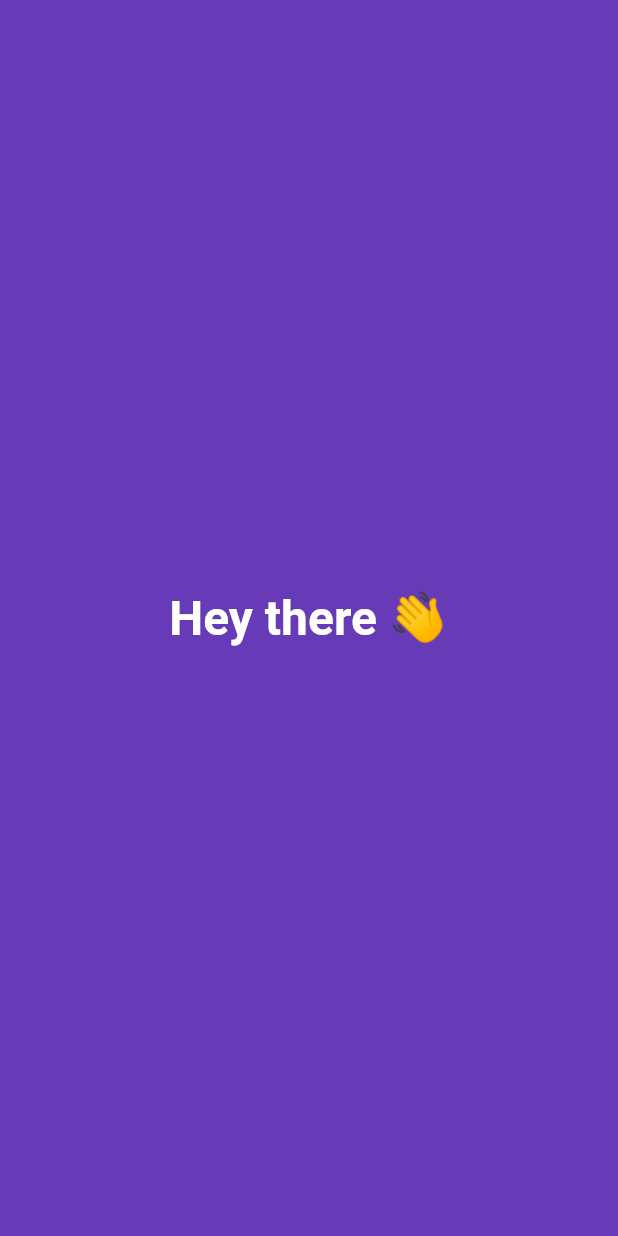
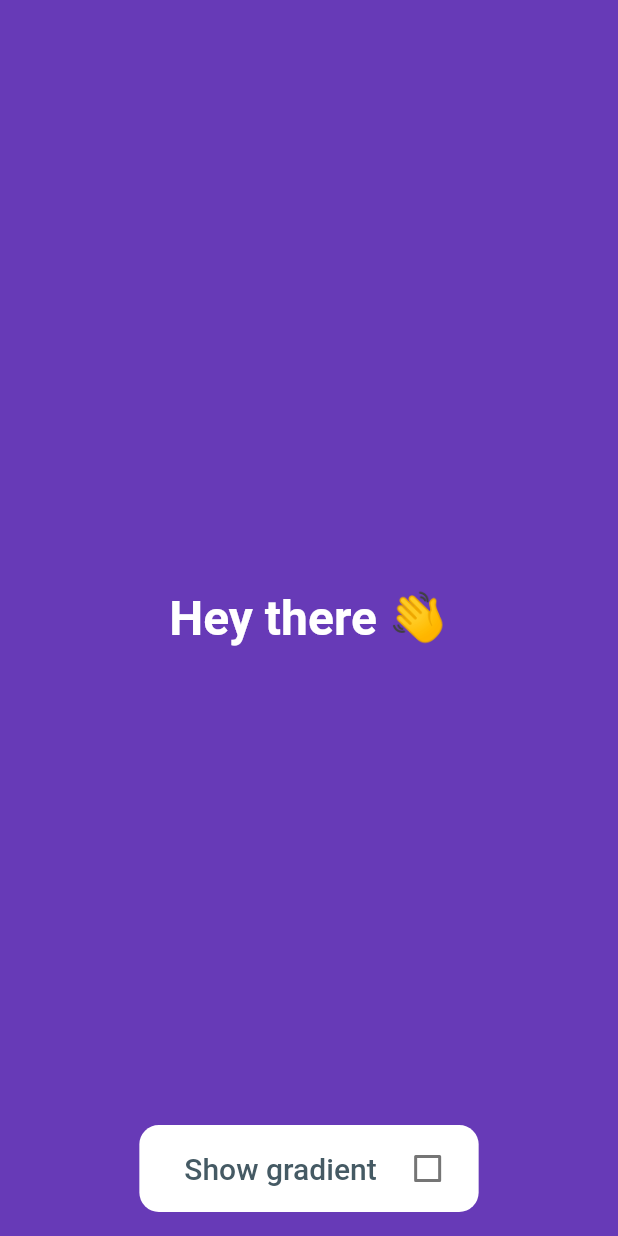
Before and after one commit to sergiyvergun/solid_test_app, a Flutter app: the screen it shows after launch, on a phone screen of 412 x 824 dp. Run offline on Flutter 3.47's test engine with Material 2 defaults, Android fonts, the phone set to English and light mode, and no system bars.

Commit message:
Implement CustomCheckboxTile

```diff
--- a/lib/screens/home.dart
+++ b/lib/screens/home.dart
@@ -1,6 +1,7 @@
 import 'dart:math';
 
 import 'package:flutter/material.dart';
+import 'package:solid_test_app/widgets/custom_checkbox_tile.dart';
 import 'package:solid_test_app/widgets/home_title.dart';
 
 class Home extends StatefulWidget {
@@ -12,6 +13,7 @@ class Home extends StatefulWidget {
 
 class _HomeState extends State<Home> {
   int colorIndex = 0;
+  bool showGradients = false;
 
   var backgroundColors = <Color>[
     Colors.deepPurple,
@@ -35,11 +37,20 @@ class _HomeState extends State<Home> {
         child: AnimatedContainer(
           duration: Duration(milliseconds: 200),
           color: backgroundColors[colorIndex],
-          child: Center(
-            child: HomeTitle('Hey there 👋'),
-          ),
+          child: Center(child: HomeTitle('Hey there 👋')),
         ),
       ),
+      floatingActionButton: CustomCheckboxTile(
+        title: 'Show gradient',
+        activeColor: backgroundColors[colorIndex],
+        value: showGradients,
+        onChanged: (bool newValue) {
+          setState(() {
+            showGradients = newValue;
+          });
+        },
+      ),
+      floatingActionButtonLocation: FloatingActionButtonLocation.centerFloat,
     );
   }
 
--- /dev/null
+++ b/lib/widgets/custom_checkbox_tile.dart
@@ -0,0 +1,47 @@
+import 'package:flutter/material.dart';
+
+class CustomCheckboxTile extends StatelessWidget {
+  final String title;
+  final bool value;
+  final Function(bool) onChanged;
+  final Color activeColor;
+
+  const CustomCheckboxTile(
+      {Key key,
+      @required this.value,
+      @required this.onChanged,
+      @required this.activeColor,
+      @required this.title})
+      : super(key: key);
+
+  @override
+  Widget build(BuildContext context) {
+    return Container(
+      decoration: BoxDecoration(
+        color: Colors.white,
+        borderRadius: BorderRadius.circular(13),
+      ),
+      padding: EdgeInsets.only(left: 30, right: 10, top: 5, bottom: 5),
+      child: Row(
+        mainAxisSize: MainAxisSize.min,
+        children: [
+          Text(
+            title,
+            style: TextStyle(
+                color: Colors.blueGrey[700],
+                fontSize: 20,
+                fontWeight: FontWeight.w500),
+          ),
+          SizedBox(width: 10),
+          Checkbox(
+            activeColor: activeColor,
+            value: value,
+            onChanged: (bool newValue) {
+              onChanged(newValue);
+            },
+          ),
+        ],
+      ),
+    );
+  }
+}
```
